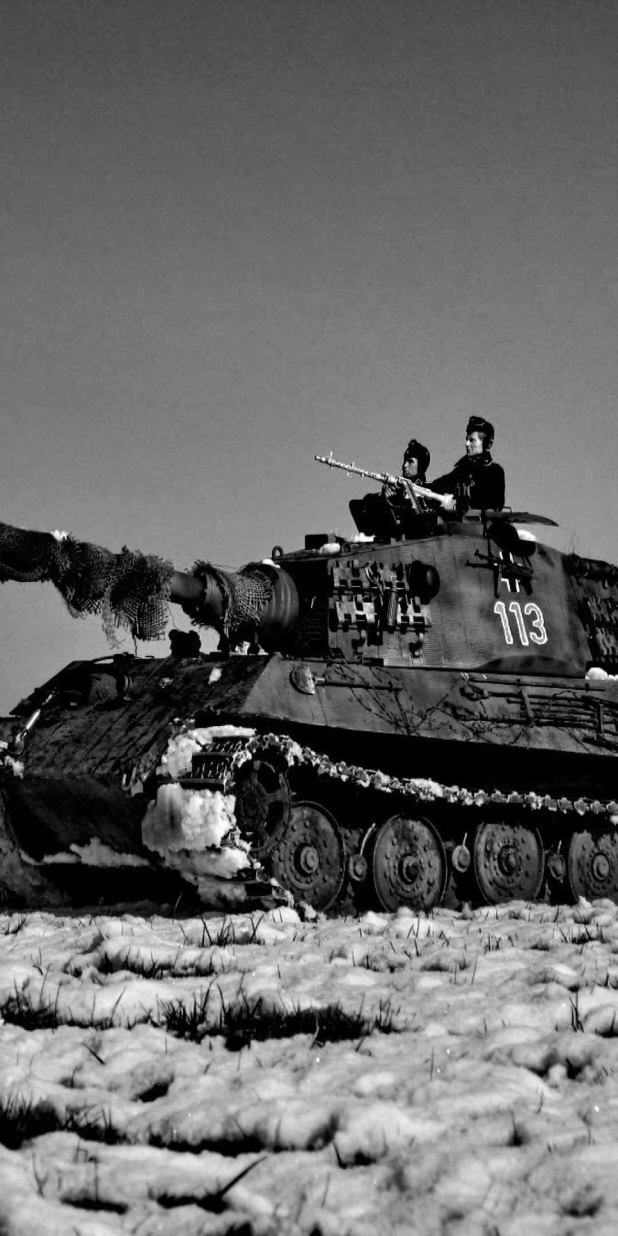
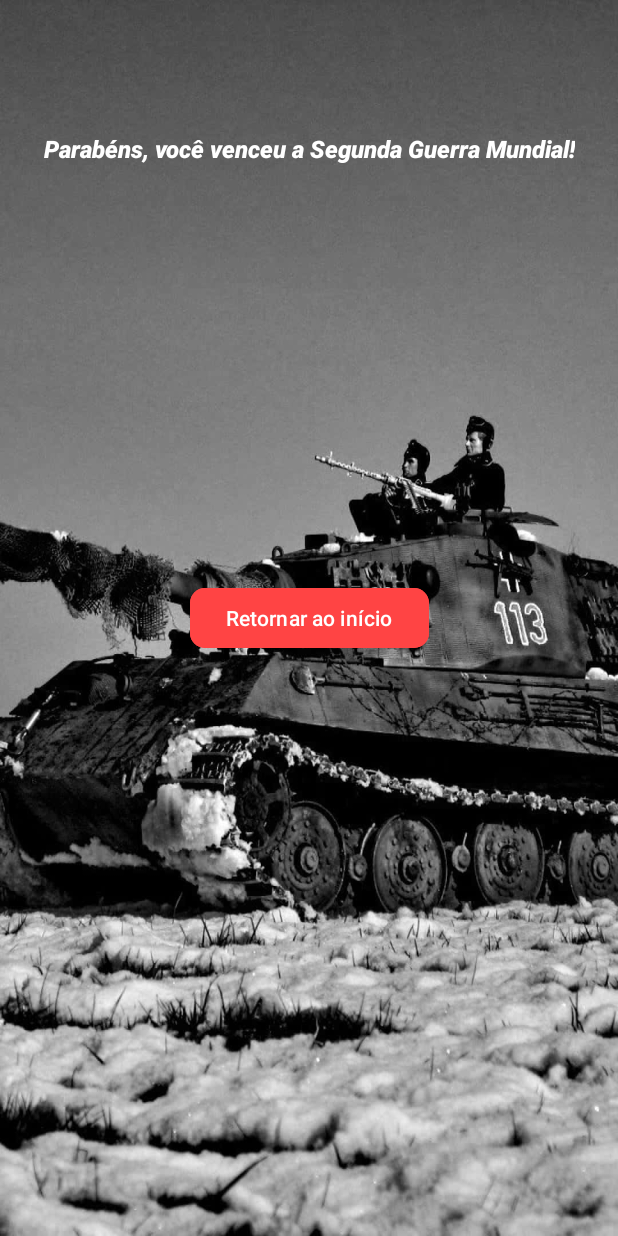
Before and after one commit to RafaelSW800/ww2Quiz, an Android app: the FimDoJogo screen opened directly, with no data from a screen before it, on a phone screen of 412 x 824 dp. Run offline under Robolectric (Android 15) with nearby library versions, the phone set to English and light mode, and no system bars.

Commit message:
Modificações e melhorias nas telas inicial e de fim de jogo

```diff
--- a/app/src/main/java/com/rafaeldeoliveira/quiz/FimDoJogo.kt
+++ b/app/src/main/java/com/rafaeldeoliveira/quiz/FimDoJogo.kt
@@ -1,6 +1,8 @@
 package com.rafaeldeoliveira.quiz
 
+import android.content.Intent
 import android.os.Bundle
+import android.widget.Button
 import androidx.activity.enableEdgeToEdge
 import androidx.appcompat.app.AppCompatActivity
 import androidx.core.view.ViewCompat
@@ -16,5 +18,12 @@ class FimDoJogo : AppCompatActivity() {
             v.setPadding(systemBars.left, systemBars.top, systemBars.right, systemBars.bottom)
             insets
         }
+
+        val returnButton = findViewById<Button>(R.id.returnButton)
+        returnButton.setOnClickListener {
+            val intent = Intent(this, MainActivity::class.java)
+            startActivity(intent)
+            finish()
+        }
     }
 }
--- a/app/src/main/java/com/rafaeldeoliveira/quiz/MainActivity.kt
+++ b/app/src/main/java/com/rafaeldeoliveira/quiz/MainActivity.kt
@@ -21,7 +21,7 @@ class MainActivity : AppCompatActivity() {
 
         val btnIniciar = findViewById<Button>(R.id.btnIniciar)
         btnIniciar.setOnClickListener {
-            val intent = Intent(this, QuizActivity::class.java)
+            val intent = Intent(this, FimDoJogo::class.java)
             startActivity(intent)
         }
     }
--- a/app/src/main/java/com/rafaeldeoliveira/quiz/QuizActivity.kt
+++ b/app/src/main/java/com/rafaeldeoliveira/quiz/QuizActivity.kt
@@ -33,6 +33,7 @@ class QuizActivity : AppCompatActivity() {
 
     private fun exibirPergunta() {
         val perguntaAtual = perguntasEmbaralhadas[indicePergunta]
+        if (indicePergunta >= 0 && indicePergunta < perguntas.size) {
             binding.apply {
                 tvPergunta.text = perguntaAtual.texto
                 rbOpcao1.text = perguntaAtual.opcoes[0]
@@ -41,6 +42,7 @@ class QuizActivity : AppCompatActivity() {
 
                 // Limpar a seleção anterior do RadioGroup
                 rgOpcoes.clearCheck()
+            }
         }
     }
 
@@ -59,21 +61,30 @@ class QuizActivity : AppCompatActivity() {
         // Verifica se a resposta está correta
         if (indiceSelecionado == perguntasEmbaralhadas[indicePergunta].respostaCorreta) {
             Toast.makeText(this, "Correto!", Toast.LENGTH_SHORT).show()
-        } else {
-            finish()
-            Toast.makeText(this, "Resposta incorreta, reiniciando!", Toast.LENGTH_SHORT).show()
-        }
-
-        // Atualiza para a próxima pergunta (se houver)
             indicePergunta++
             if (indicePergunta < perguntas.size) {
                 exibirPergunta()
             } else {
-            // Fim do jogo
-//            Toast.makeText(this, "Parabéns! Você terminou o quiz!", Toast.LENGTH_LONG).show()
-//            finish()
+                // Fim do jogo - encaminhar para a tela de "parabéns"
                 val intent = Intent(this, FimDoJogo::class.java)
                 startActivity(intent)
             }
+        } else {
+            Toast.makeText(this, "Resposta incorreta, reiniciando!", Toast.LENGTH_SHORT).show()
+            finish() // Finaliza a atividade apenas em respostas incorretas
+        }
+
+
+//        // Atualiza para a próxima pergunta (se houver)
+//        indicePergunta++
+//        if (indicePergunta < perguntas.size) {
+//            exibirPergunta()
+//        } else {
+//            // Fim do jogo
+////            Toast.makeText(this, "Parabéns! Você terminou o quiz!", Toast.LENGTH_LONG).show()
+////            finish()
+//            val intent = Intent(this, FimDoJogo::class.java)
+//            startActivity(intent)
+//        }
     }
 }
--- a/app/src/main/res/layout/activity_fim_do_jogo.xml
+++ b/app/src/main/res/layout/activity_fim_do_jogo.xml
@@ -8,4 +8,37 @@
     android:background="@drawable/end"
     tools:context=".FimDoJogo">
 
+    <TextView
+        android:id="@+id/parabens"
+        android:layout_width="wrap_content"
+        android:layout_height="wrap_content"
+        android:layout_marginTop="43dp"
+        android:layout_marginBottom="669dp"
+        android:fontFamily="sans-serif-black"
+        android:text="Parabéns, você venceu a Segunda Guerra Mundial!"
+        android:textAlignment="center"
+        android:textAllCaps="false"
+        android:textAppearance="@style/TextAppearance.AppCompat.Display4"
+        android:textColor="@android:color/white"
+        android:textSize="16sp"
+        android:textStyle="italic"
+        android:typeface="normal"
+        android:visibility="visible"
+        app:layout_constraintBottom_toBottomOf="parent"
+        app:layout_constraintEnd_toEndOf="parent"
+        app:layout_constraintStart_toStartOf="parent"
+        app:layout_constraintTop_toTopOf="parent"
+        tools:visibility="visible" />
+
+    <Button
+        android:id="@+id/returnButton"
+        android:layout_width="wrap_content"
+        android:layout_height="wrap_content"
+        android:text="Retornar ao início"
+        app:cornerRadius="10dp"
+        android:backgroundTint="@android:color/holo_red_light"
+        app:layout_constraintBottom_toBottomOf="parent"
+        app:layout_constraintEnd_toEndOf="parent"
+        app:layout_constraintStart_toStartOf="parent"
+        app:layout_constraintTop_toTopOf="parent" />
 </androidx.constraintlayout.widget.ConstraintLayout>
--- a/app/src/main/res/layout/activity_main.xml
+++ b/app/src/main/res/layout/activity_main.xml
@@ -22,11 +22,11 @@
 
     <Button
         android:id="@+id/btnIniciar"
-        style="@style/Widget.AppCompat.Button"
         android:layout_width="180dp"
         android:layout_height="70dp"
-        android:background="@color/grey"
         android:text="Iniciar"
+        app:cornerRadius="10dp"
+        android:backgroundTint="@android:color/darker_gray"
         app:layout_constraintBottom_toBottomOf="parent"
         app:layout_constraintEnd_toEndOf="parent"
         app:layout_constraintStart_toStartOf="parent"
```
Lines whose indentation alone changed are shown as unchanged.
